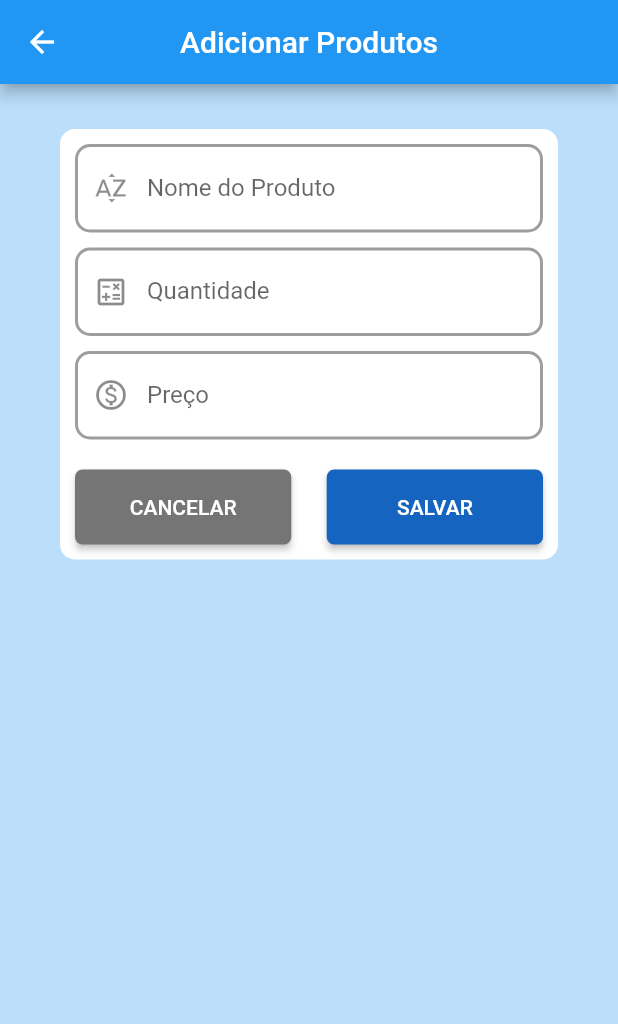
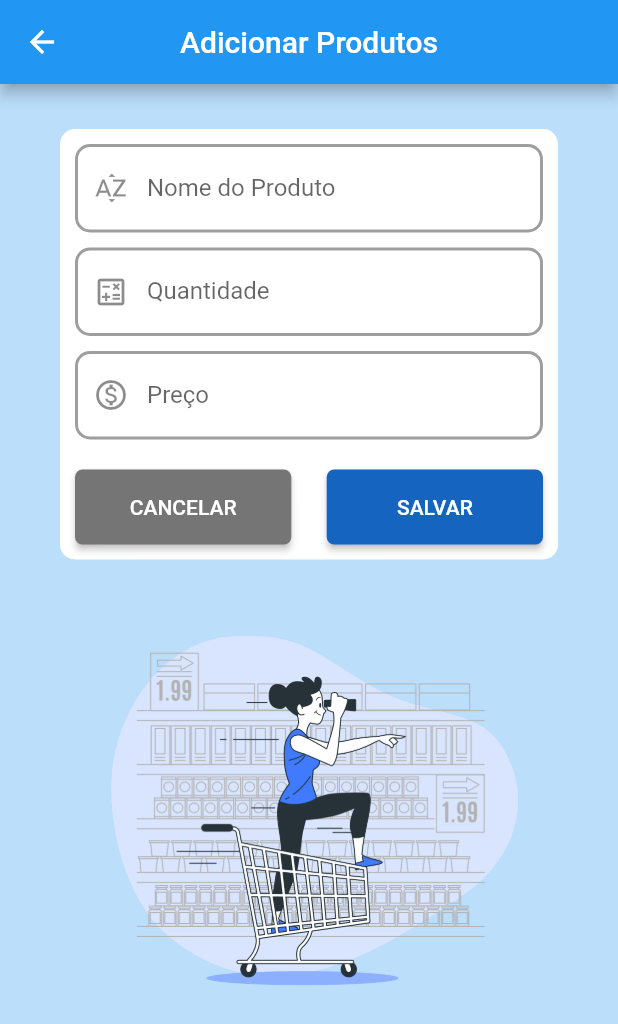
Before and after one commit to devlucasandrade/app_lista_de_compras_v1, a Flutter app: the screen it shows after launch, after a tap on "ADICIONAR", on a phone screen of 412 x 824 dp. Shown: the top 1024 px of the screen. Run offline on Flutter 3.47's test engine with Material 2 defaults, Android fonts, the phone set to English and light mode, and no system bars; our stand-ins replace package_info_plus, smooth_page_indicator, sqflite; missing offline and left inert: dart:ffi; accounts and stored records are empty.

Commit message:
Ajustes finos em telas

```diff
--- a/lib/components/app_drawer.dart
+++ b/lib/components/app_drawer.dart
@@ -1,7 +1,34 @@
 import 'package:flutter/material.dart';
+import 'package:package_info_plus/package_info_plus.dart';
 
-class AppDrawer extends StatelessWidget {
+class AppDrawer extends StatefulWidget {
   const AppDrawer({Key? key}) : super(key: key);
+
+  @override
+  State<AppDrawer> createState() => _AppDrawerState();
+}
+
+class _AppDrawerState extends State<AppDrawer> {
+  PackageInfo _packageInfo = PackageInfo(
+    appName: 'Unknown',
+    packageName: 'Unknown',
+    version: 'Unknown',
+    buildNumber: 'Unknown',
+    buildSignature: 'Unknown',
+  );
+
+  @override
+  void initState() {
+    super.initState();
+    _initPackageInfo();
+  }
+
+  Future<void> _initPackageInfo() async {
+    final info = await PackageInfo.fromPlatform();
+    setState(() {
+      _packageInfo = info;
+    });
+  }
 
   @override
   Widget build(BuildContext context) {
@@ -37,18 +64,43 @@ class AppDrawer extends StatelessWidget {
               onTap: () => Navigator.of(context).pushNamed('/instrucoes'),
             ),
           ),
-          Card(
-            color: Colors.blue.shade100,
-            child: ListTile(
-              leading: const Icon(Icons.info_outline, size: 30),
-              title: const Text('Sobre'),
-              // subtitle: const Text('Versão: Beta'),
-              onTap: () => Navigator.of(context).pushNamed('/sobre'),
-            ),
-          ),
-          Image.asset(
-            'assets/images/drawer.png',
-            fit: BoxFit.cover,
+          const SizedBox(height: 40),
+          Column(
+            mainAxisAlignment: MainAxisAlignment.spaceAround,
+            crossAxisAlignment: CrossAxisAlignment.center,
+            children: [
+              Text(
+                _packageInfo.appName,
+                style: TextStyle(
+                  fontSize: 20,
+                ),
+              ),
+              Text(
+                'Versão: ' + _packageInfo.version,
+                style: TextStyle(
+                  fontSize: 14,
+                ),
+              ),
+              const SizedBox(height: 20),
+              Image.asset(
+                'assets/images/icone.png',
+                fit: BoxFit.cover,
+                width: MediaQuery.of(context).size.width * .3,
+              ),
+              const SizedBox(height: 20),
+              const Text(
+                '2022 - Lucas Andrade',
+                style: TextStyle(
+                  fontSize: 14,
+                ),
+              ),
+              const Text(
+                'Todos os direitos reservados.',
+                style: TextStyle(
+                  fontSize: 14,
+                ),
+              ),
+            ],
           ),
         ],
       ),
--- a/lib/pages/adicionar_produtos_form.dart
+++ b/lib/pages/adicionar_produtos_form.dart
@@ -74,7 +74,9 @@ class _AdicionarProdutosFormState extends State<AdicionarProdutosForm> {
       body: SingleChildScrollView(
         child: Padding(
           padding: const EdgeInsets.symmetric(horizontal: 40, vertical: 30),
-          child: Container(
+          child: Column(
+            children: [
+              Container(
                 padding: const EdgeInsets.all(10),
                 decoration: BoxDecoration(
                   color: Colors.white,
@@ -171,11 +173,12 @@ class _AdicionarProdutosFormState extends State<AdicionarProdutosForm> {
                         ),
                         textInputAction: TextInputAction.next,
                         keyboardType: TextInputType.number,
-                    onSaved: (quantidade) =>
-                        _formData['quantidade'] = int.parse(quantidade ?? '0'),
+                        onSaved: (quantidade) => _formData['quantidade'] =
+                            int.parse(quantidade ?? '0'),
                         validator: (_quantidade) {
                           final quantidadeString = _quantidade ?? '';
-                      final quantidade = int.tryParse(quantidadeString) ?? -1;
+                          final quantidade =
+                              int.tryParse(quantidadeString) ?? -1;
 
                           if (quantidade <= 0) {
                             return 'Informe a quantidade.';
@@ -240,7 +243,8 @@ class _AdicionarProdutosFormState extends State<AdicionarProdutosForm> {
                         },
 
                         validator: (_preco) {
-                      final precoString = _preco!.replaceAll(RegExp(r','), '.');
+                          final precoString =
+                              _preco!.replaceAll(RegExp(r','), '.');
                           final preco = double.tryParse(precoString) ?? -1;
 
                           if (preco < 0) {
@@ -291,6 +295,12 @@ class _AdicionarProdutosFormState extends State<AdicionarProdutosForm> {
                     ],
                   ),
                 ),
+              ),
+              Image.asset(
+                'assets/images/image01.png',
+                fit: BoxFit.cover,
+              ),
+            ],
           ),
         ),
       ),
--- a/lib/pages/instrucoes_de_uso.dart
+++ b/lib/pages/instrucoes_de_uso.dart
@@ -101,7 +101,7 @@ class _InstrucoesDeUsoState extends State<InstrucoesDeUso> {
                 'COMEÇAR',
                 style: TextStyle(fontSize: 22),
               ),
-              onPressed: () => Navigator.of(context).pushNamed('/'),
+              onPressed: () => Navigator.of(context).pushReplacementNamed('/'),
             )
           : Container(
               padding: const EdgeInsets.symmetric(horizontal: 20),
--- a/pubspec.yaml
+++ b/pubspec.yaml
@@ -15,7 +15,7 @@ publish_to: 'none' # Remove this line if you wish to publish to pub.dev
 # In iOS, build-name is used as CFBundleShortVersionString while build-number used as CFBundleVersion.
 # Read more about iOS versioning at
 # https://developer.apple.com/library/archive/documentation/General/Reference/InfoPlistKeyReference/Articles/CoreFoundationKeys.html
-version: 1.0.3
+version: 1.0.5
 
 environment:
   sdk: ">=2.16.2 <3.0.0"
@@ -31,6 +31,7 @@ dependencies:
   flutter:
     sdk: flutter
   intl: ^0.17.0
+  package_info_plus: ^1.4.2
   path_provider: ^2.0.9
   provider: ^6.0.2
   smooth_page_indicator: ^1.0.0+2
```
Also changed, not shown: lib/db/db_util.dart (+0 -8 lines), lib/pages/sobre.dart (+32 -6 lines), pubspec.lock, 3 other files. Lines whose indentation alone changed are shown as unchanged.
